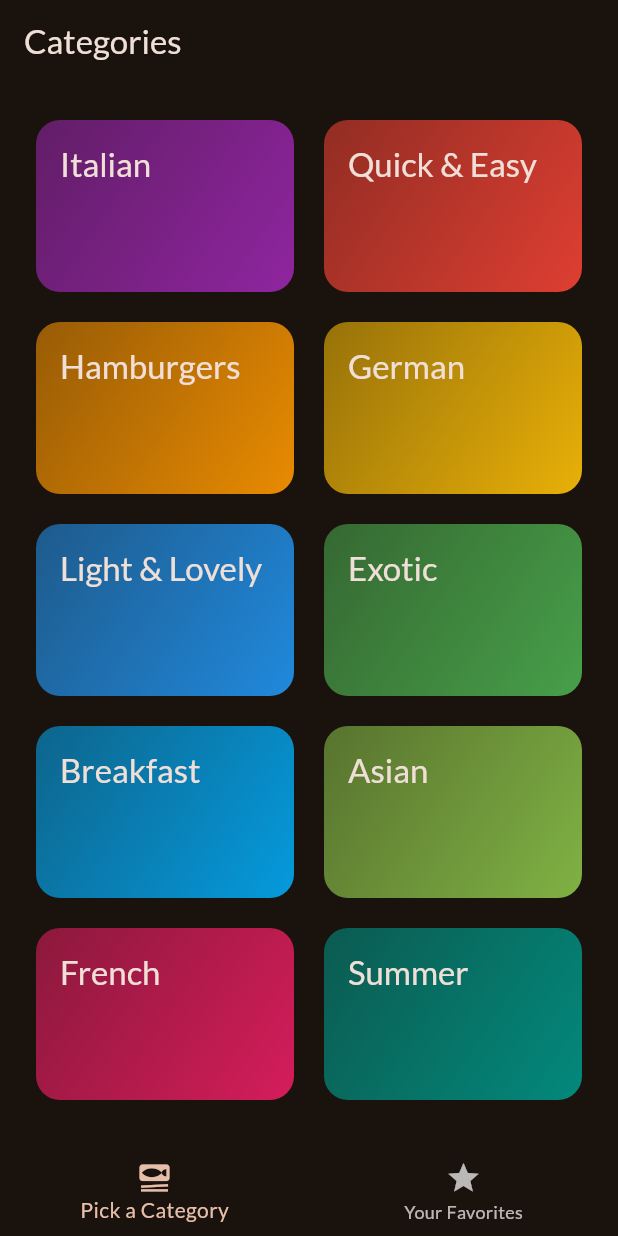
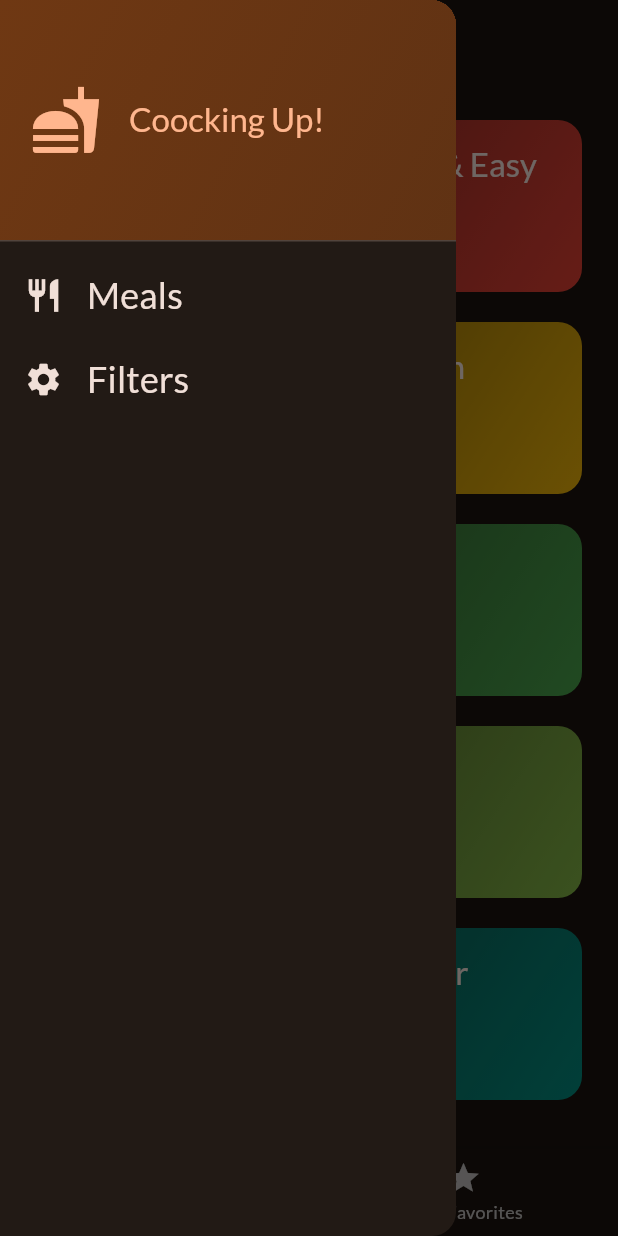
Before and after one commit to AubisDev/meals_app, a Flutter app: the screen it shows after launch, with the side drawer open (before the commit the screen has no drawer), on a phone screen of 412 x 824 dp. Run offline on Flutter 3.47's test engine with Material 2 defaults, Android fonts, the phone set to English and light mode, and no system bars; our stand-ins replace google_fonts, transparent_image.

Commit message:
feat: added widget for filtering meals

```diff
--- a/lib/main.dart
+++ b/lib/main.dart
@@ -1,7 +1,6 @@
 import 'package:flutter/material.dart';
 
 import 'package:google_fonts/google_fonts.dart';
-import 'package:meals_app/screens/categories.dart';
 import 'package:meals_app/screens/tabs.dart';
 
 final theme = ThemeData(
--- a/lib/screens/tabs.dart
+++ b/lib/screens/tabs.dart
@@ -1,7 +1,9 @@
 import 'package:flutter/material.dart';
 import 'package:meals_app/models/meal.dart';
 import 'package:meals_app/screens/categories.dart';
+import 'package:meals_app/screens/filters.dart';
 import 'package:meals_app/screens/meals.dart';
+import 'package:meals_app/widgets/main_drawer.dart';
 
 class TabsScreen extends StatefulWidget {
   const TabsScreen({super.key});
@@ -48,6 +50,17 @@ class _TabsScreenState extends State<TabsScreen> {
     }
   }
 
+  void _setScreen(String identifier) {
+    Navigator.of(context).pop();
+    if (identifier == 'filters') {
+      Navigator.of(context).push(
+        MaterialPageRoute(
+          builder: (ctx) => const FilterScreen(),
+        ),
+      );
+    }
+  }
+
   @override
   Widget build(BuildContext context) {
     Widget activePage =
@@ -63,6 +76,9 @@ class _TabsScreenState extends State<TabsScreen> {
     }
     return Scaffold(
       appBar: AppBar(title: Text(activePageTitle)),
+      drawer: MainDrawer(
+        onSelectScreen: _setScreen,
+      ),
       body: activePage,
       bottomNavigationBar: BottomNavigationBar(
         onTap: _selectPage,
--- /dev/null
+++ b/lib/widgets/main_drawer.dart
@@ -0,0 +1,69 @@
+import 'package:flutter/material.dart';
+
+class MainDrawer extends StatelessWidget {
+  const MainDrawer({super.key, required this.onSelectScreen});
+
+  final void Function(String identifier) onSelectScreen;
+
+  @override
+  Widget build(BuildContext context) {
+    return Drawer(
+      child: Column(
+        children: [
+          DrawerHeader(
+            padding: const EdgeInsets.all(20),
+            decoration: BoxDecoration(
+              gradient: LinearGradient(colors: [
+                Theme.of(context).colorScheme.primaryContainer,
+                Theme.of(context).colorScheme.primaryContainer.withOpacity(0.8),
+              ], begin: Alignment.topLeft, end: Alignment.bottomRight),
+            ),
+            child: Row(
+              children: [
+                Icon(
+                  Icons.fastfood,
+                  size: 48,
+                  color: Theme.of(context).colorScheme.primary,
+                ),
+                const SizedBox(width: 18),
+                Text(
+                  'Coocking Up!',
+                  style: Theme.of(context)
+                      .textTheme
+                      .titleLarge!
+                      .copyWith(color: Theme.of(context).colorScheme.primary),
+                ),
+              ],
+            ),
+          ),
+          ListTile(
+            leading: Icon(Icons.restaurant,
+                size: 26, color: Theme.of(context).colorScheme.onBackground),
+            title: Text(
+              'Meals',
+              style: Theme.of(context).textTheme.titleSmall!.copyWith(
+                  color: Theme.of(context).colorScheme.onBackground,
+                  fontSize: 24),
+            ),
+            onTap: () {
+              onSelectScreen('meals ');
+            },
+          ),
+          ListTile(
+            leading: Icon(Icons.settings,
+                size: 26, color: Theme.of(context).colorScheme.onBackground),
+            title: Text(
+              'Filters',
+              style: Theme.of(context).textTheme.titleSmall!.copyWith(
+                  color: Theme.of(context).colorScheme.onBackground,
+                  fontSize: 24),
+            ),
+            onTap: () {
+              onSelectScreen('filters');
+            },
+          )
+        ],
+      ),
+    );
+  }
+}
```
Also changed, not shown: lib/screens/filters.dart (added, +119 -0 lines).
